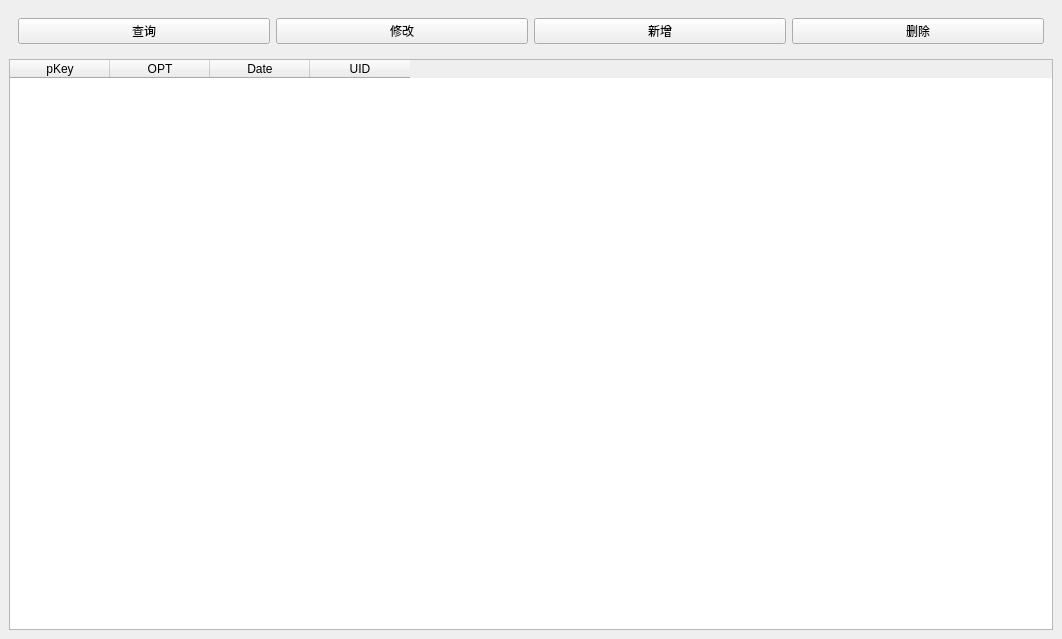
First picture: the form in Qtttttt/SQLDemo/MainWindow.ui, repository tianen1573/QT, before the edit.
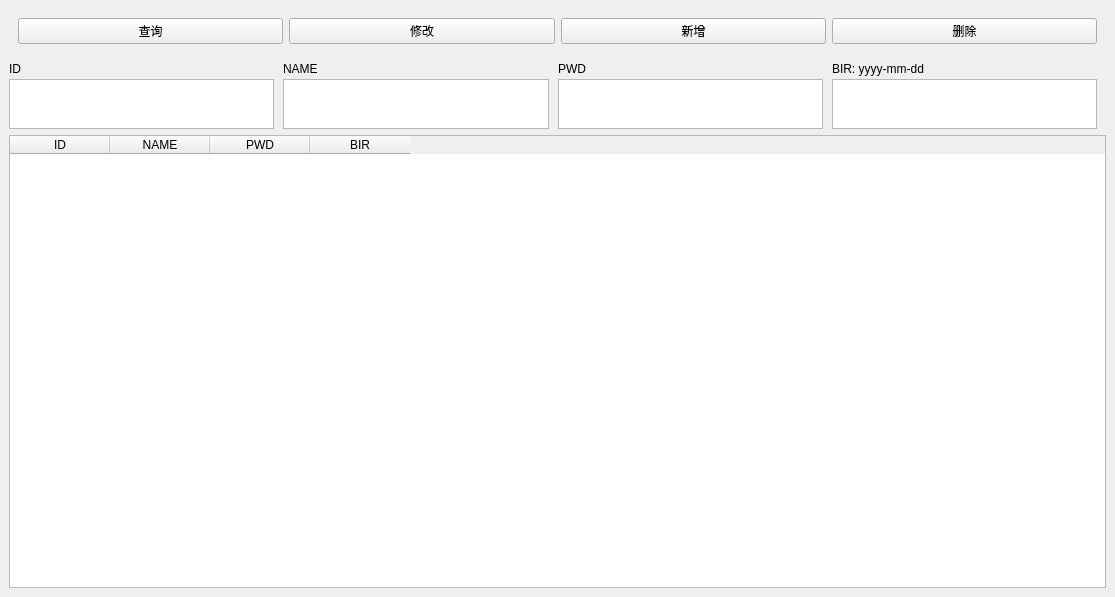
Second picture: the form after the edit.

Diff of the .ui file:
```diff
--- a/Qtttttt/SQLDemo/MainWindow.ui
+++ b/Qtttttt/SQLDemo/MainWindow.ui
@@ -6,15 +6,15 @@
    <rect>
     <x>0</x>
     <y>0</y>
-    <width>1062</width>
-    <height>639</height>
+    <width>1115</width>
+    <height>597</height>
    </rect>
   </property>
   <property name="windowTitle">
    <string>MainWindow</string>
   </property>
   <widget class="QWidget" name="centralwidget">
-   <layout class="QVBoxLayout" name="verticalLayout">
+   <layout class="QVBoxLayout" name="verticalLayout_5">
     <item>
      <widget class="QWidget" name="widget" native="true">
       <layout class="QHBoxLayout" name="horizontalLayout">
@@ -49,26 +49,313 @@
       </layout>
      </widget>
     </item>
+    <item>
+     <widget class="QWidget" name="widget_3" native="true">
+      <property name="minimumSize">
+       <size>
+        <width>0</width>
+        <height>50</height>
+       </size>
+      </property>
+      <property name="maximumSize">
+       <size>
+        <width>16777215</width>
+        <height>70</height>
+       </size>
+      </property>
+      <layout class="QHBoxLayout" name="horizontalLayout_2">
+       <property name="spacing">
+        <number>0</number>
+       </property>
+       <property name="leftMargin">
+        <number>0</number>
+       </property>
+       <property name="topMargin">
+        <number>0</number>
+       </property>
+       <property name="rightMargin">
+        <number>0</number>
+       </property>
+       <property name="bottomMargin">
+        <number>0</number>
+       </property>
+       <item>
+        <widget class="QWidget" name="widget_4" native="true">
+         <property name="minimumSize">
+          <size>
+           <width>0</width>
+           <height>50</height>
+          </size>
+         </property>
+         <property name="maximumSize">
+          <size>
+           <width>16777215</width>
+           <height>70</height>
+          </size>
+         </property>
+         <layout class="QVBoxLayout" name="verticalLayout_2">
+          <property name="spacing">
+           <number>0</number>
+          </property>
+          <property name="leftMargin">
+           <number>0</number>
+          </property>
+          <property name="topMargin">
+           <number>0</number>
+          </property>
+          <property name="bottomMargin">
+           <number>0</number>
+          </property>
+          <item>
+           <widget class="QLabel" name="label_2">
+            <property name="maximumSize">
+             <size>
+              <width>16777215</width>
+              <height>20</height>
+             </size>
+            </property>
+            <property name="styleSheet">
+             <string notr="true">font: 700 10pt &quot;Microsoft YaHei UI&quot;;</string>
+            </property>
+            <property name="text">
+             <string>ID</string>
+            </property>
+           </widget>
+          </item>
+          <item>
+           <widget class="QTextEdit" name="textEditID">
+            <property name="minimumSize">
+             <size>
+              <width>0</width>
+              <height>50</height>
+             </size>
+            </property>
+            <property name="maximumSize">
+             <size>
+              <width>16777215</width>
+              <height>50</height>
+             </size>
+            </property>
+           </widget>
+          </item>
+         </layout>
+        </widget>
+       </item>
+       <item>
+        <widget class="QWidget" name="widget_2" native="true">
+         <property name="minimumSize">
+          <size>
+           <width>0</width>
+           <height>50</height>
+          </size>
+         </property>
+         <property name="maximumSize">
+          <size>
+           <width>16777215</width>
+           <height>70</height>
+          </size>
+         </property>
+         <layout class="QVBoxLayout" name="verticalLayout">
+          <property name="spacing">
+           <number>0</number>
+          </property>
+          <property name="leftMargin">
+           <number>0</number>
+          </property>
+          <property name="topMargin">
+           <number>0</number>
+          </property>
+          <property name="bottomMargin">
+           <number>0</number>
+          </property>
+          <item>
+           <widget class="QLabel" name="label">
+            <property name="maximumSize">
+             <size>
+              <width>16777215</width>
+              <height>20</height>
+             </size>
+            </property>
+            <property name="styleSheet">
+             <string notr="true">font: 700 10pt &quot;Microsoft YaHei UI&quot;;</string>
+            </property>
+            <property name="text">
+             <string>NAME</string>
+            </property>
+           </widget>
+          </item>
+          <item>
+           <widget class="QTextEdit" name="textEditNAME">
+            <property name="minimumSize">
+             <size>
+              <width>0</width>
+              <height>50</height>
+             </size>
+            </property>
+            <property name="maximumSize">
+             <size>
+              <width>16777215</width>
+              <height>50</height>
+             </size>
+            </property>
+           </widget>
+          </item>
+         </layout>
+        </widget>
+       </item>
+       <item>
+        <widget class="QWidget" name="widget_5" native="true">
+         <property name="minimumSize">
+          <size>
+           <width>0</width>
+           <height>50</height>
+          </size>
+         </property>
+         <property name="maximumSize">
+          <size>
+           <width>16777215</width>
+           <height>70</height>
+          </size>
+         </property>
+         <layout class="QVBoxLayout" name="verticalLayout_3">
+          <property name="spacing">
+           <number>0</number>
+          </property>
+          <property name="leftMargin">
+           <number>0</number>
+          </property>
+          <property name="topMargin">
+           <number>0</number>
+          </property>
+          <property name="bottomMargin">
+           <number>0</number>
+          </property>
+          <item>
+           <widget class="QLabel" name="label_3">
+            <property name="maximumSize">
+             <size>
+              <width>16777215</width>
+              <height>20</height>
+             </size>
+            </property>
+            <property name="styleSheet">
+             <string notr="true">font: 700 10pt &quot;Microsoft YaHei UI&quot;;</string>
+            </property>
+            <property name="text">
+             <string>PWD</string>
+            </property>
+           </widget>
+          </item>
+          <item>
+           <widget class="QTextEdit" name="textEditPWD">
+            <property name="minimumSize">
+             <size>
+              <width>0</width>
+              <height>50</height>
+             </size>
+            </property>
+            <property name="maximumSize">
+             <size>
+              <width>16777215</width>
+              <height>50</height>
+             </size>
+            </property>
+           </widget>
+          </item>
+         </layout>
+        </widget>
+       </item>
+       <item>
+        <widget class="QWidget" name="widget_6" native="true">
+         <property name="minimumSize">
+          <size>
+           <width>0</width>
+           <height>50</height>
+          </size>
+         </property>
+         <property name="maximumSize">
+          <size>
+           <width>16777215</width>
+           <height>70</height>
+          </size>
+         </property>
+         <layout class="QVBoxLayout" name="verticalLayout_4">
+          <property name="spacing">
+           <number>0</number>
+          </property>
+          <property name="leftMargin">
+           <number>0</number>
+          </property>
+          <property name="topMargin">
+           <number>0</number>
+          </property>
+          <property name="bottomMargin">
+           <number>0</number>
+          </property>
+          <item>
+           <widget class="QLabel" name="label_4">
+            <property name="minimumSize">
+             <size>
+              <width>0</width>
+              <height>20</height>
+             </size>
+            </property>
+            <property name="maximumSize">
+             <size>
+              <width>16777215</width>
+              <height>20</height>
+             </size>
+            </property>
+            <property name="styleSheet">
+             <string notr="true">font: 700 10pt &quot;Microsoft YaHei UI&quot;;</string>
+            </property>
+            <property name="text">
+             <string>BIR: yyyy-mm-dd</string>
+            </property>
+           </widget>
+          </item>
+          <item>
+           <widget class="QTextEdit" name="textEditBIR">
+            <property name="minimumSize">
+             <size>
+              <width>0</width>
+              <height>50</height>
+             </size>
+            </property>
+            <property name="maximumSize">
+             <size>
+              <width>16777215</width>
+              <height>50</height>
+             </size>
+            </property>
+           </widget>
+          </item>
+         </layout>
+        </widget>
+       </item>
+      </layout>
+     </widget>
+    </item>
     <item>
      <widget class="QTableWidget" name="tableWidget">
       <column>
        <property name="text">
-        <string>pKey</string>
+        <string>ID</string>
        </property>
       </column>
       <column>
        <property name="text">
-        <string>OPT</string>
+        <string>NAME</string>
        </property>
       </column>
       <column>
        <property name="text">
-        <string>Date</string>
+        <string>PWD</string>
        </property>
       </column>
       <column>
        <property name="text">
-        <string>UID</string>
+        <string>BIR</string>
        </property>
       </column>
      </widget>
```
